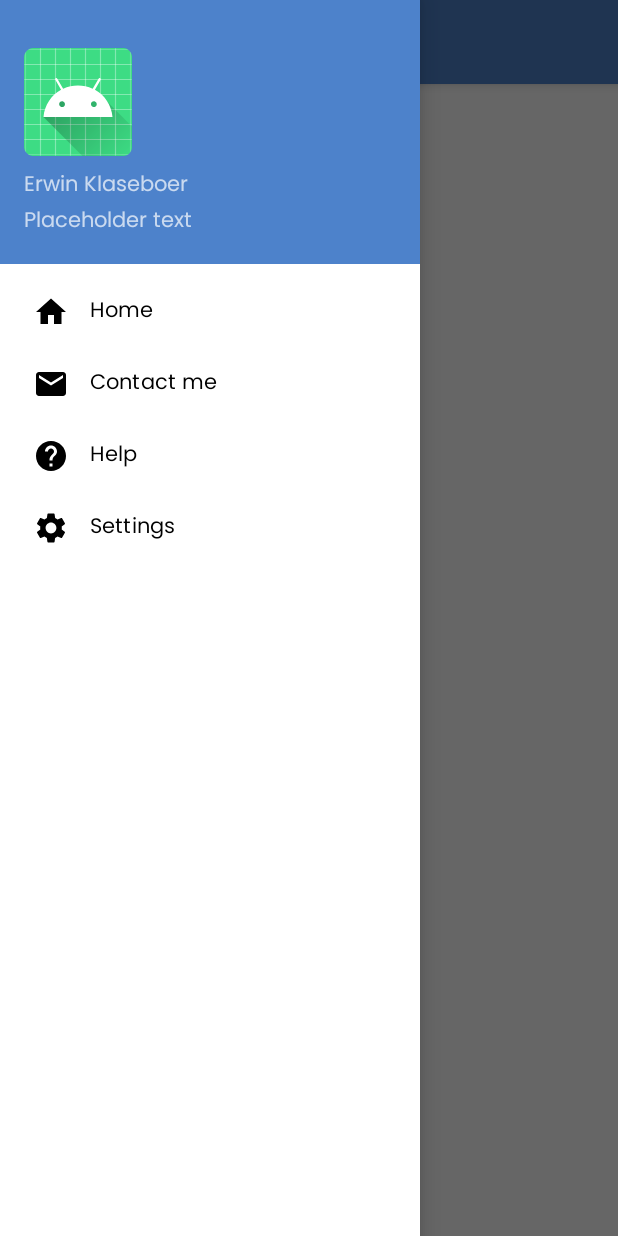
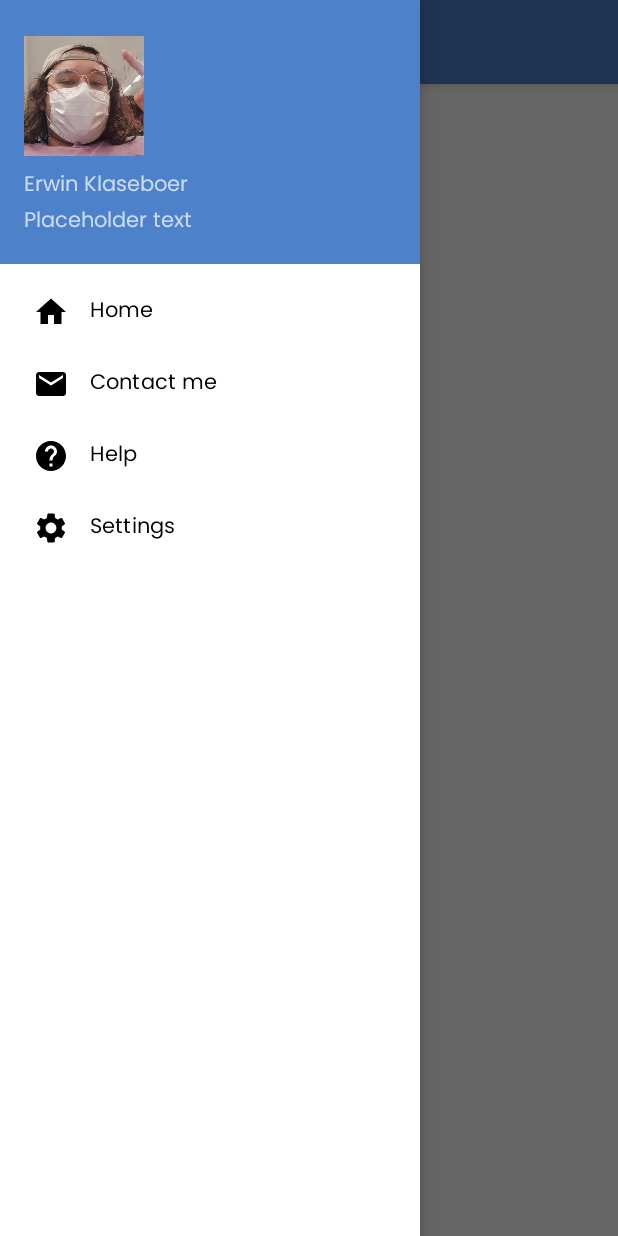
Before and after one commit to Phernoix/shelterleh, an Android app: the screen it shows after launch (Main), with the side drawer open, on a phone screen of 412 x 824 dp. Run offline under Robolectric (Android 15) with nearby library versions, the phone set to English and light mode, and no system bars.

Commit message:
commit4 (nav drawer)

```diff
--- a/app/build.gradle
+++ b/app/build.gradle
@@ -30,7 +30,7 @@ android {
 dependencies {
 
     implementation 'androidx.appcompat:appcompat:1.4.0'
-    implementation 'androidx.appcompat:design:1.4.0'
+    //implementation 'androidx.appcompat:design:1.4.0'
     implementation 'com.google.android.material:material:1.4.0'
     implementation 'androidx.constraintlayout:constraintlayout:2.1.2'
     testImplementation 'junit:junit:4.+'
--- a/app/src/main/AndroidManifest.xml
+++ b/app/src/main/AndroidManifest.xml
@@ -4,7 +4,7 @@
 
     <application
         android:allowBackup="true"
-        android:icon="@mipmap/ic_launcher"
+        android:icon="@mipmap/applogo"
         android:label="@string/app_name"
         android:roundIcon="@mipmap/ic_launcher_round"
         android:supportsRtl="true"
--- a/app/src/main/java/com/sp/shelterleh/Main.java
+++ b/app/src/main/java/com/sp/shelterleh/Main.java
@@ -2,12 +2,11 @@ package com.sp.shelterleh;
 
 import androidx.appcompat.app.ActionBarDrawerToggle;
 import androidx.appcompat.app.AppCompatActivity;
+import androidx.appcompat.widget.Toolbar;
 import androidx.core.view.GravityCompat;
 import androidx.drawerlayout.widget.DrawerLayout;
 
 import android.os.Bundle;
-import android.widget.Toolbar;
-
 public class Main extends AppCompatActivity {
     private DrawerLayout drawer;
 
--- a/app/src/main/res/layout/activity_main.xml
+++ b/app/src/main/res/layout/activity_main.xml
@@ -12,7 +12,7 @@
         android:layout_width="match_parent"
         android:layout_height="match_parent"
         android:orientation="vertical">
-        <Toolbar
+        <androidx.appcompat.widget.Toolbar
             android:layout_width="match_parent"
             android:layout_height="?attr/actionBarSize"
             android:background="@color/bluePrimary"
--- a/app/src/main/res/layout/nav_header.xml
+++ b/app/src/main/res/layout/nav_header.xml
@@ -9,9 +9,9 @@
     android:theme="@style/ThemeOverlay.AppCompat.Dark">
 
     <ImageView
-        android:layout_width="wrap_content"
-        android:layout_height="wrap_content"
-        android:src="@mipmap/ic_launcher_round" />
+        android:layout_width="80dp"
+        android:layout_height="80dp"
+        android:src="@drawable/profile_pic" />
 
     <TextView
         android:layout_width="wrap_content"
@@ -23,7 +23,8 @@
     <TextView
         android:layout_width="wrap_content"
         android:layout_height="wrap_content"
-        android:text="Placeholder text" />
+        android:text="Placeholder text"
+        android:fontFamily="@font/poppins_regular"/>
 
 
 </LinearLayout>
--- a/app/src/main/res/menu/drawer_menu.xml
+++ b/app/src/main/res/menu/drawer_menu.xml
@@ -7,19 +7,33 @@
         <item
             android:id="@+id/nav_home"
             android:icon="@drawable/ic_home"
-            android:title="Home" />
+            android:title="Home"
+            android:fontFamily="@font/poppins_regular"
+            android:textColor="@color/grey"
+            />
         <item
             android:id="@+id/nav_contact"
             android:icon="@drawable/ic_contact"
-            android:title="Contact me" />
+            android:title="Contact me"
+            android:fontFamily="@font/poppins_regular"
+            android:textColor="@color/grey"
+            />
         <item
             android:id="@+id/nav_help"
             android:icon="@drawable/ic_help"
-            android:title="Help" />
+            android:title="Help"
+            android:fontFamily="@font/poppins_regular"
+            android:textColor="@color/grey"
+
+            />
         <item
             android:id="@+id/nav_settings"
             android:icon="@drawable/ic_settings"
-            android:title="Settings" />
+            android:title="Settings"
+            android:fontFamily="@font/poppins_regular"
+            android:textColor="@color/grey"
+
+            />
     </group>
 
 
--- a/app/src/main/res/values/applogo_background.xml
+++ b/app/src/main/res/values/applogo_background.xml
@@ -1,4 +1,4 @@
 <?xml version="1.0" encoding="utf-8"?>
 <resources>
-    <color name="applogo_background">#4D82CB</color>
+    <color name="applogo_background">#FFFFFF</color>
 </resources>
--- a/app/src/main/res/values/colors.xml
+++ b/app/src/main/res/values/colors.xml
@@ -7,4 +7,5 @@
     <color name="redSecondary">#FF867F</color>
     <color name="black">#FF000000</color>
     <color name="white">#FFFFFFFF</color>
+    <color name="grey">#C0C0C0</color>
 </resources>
```
Also changed, not shown: app/src/main/res/drawable-ldpi/profile_pic.jpeg (added).
